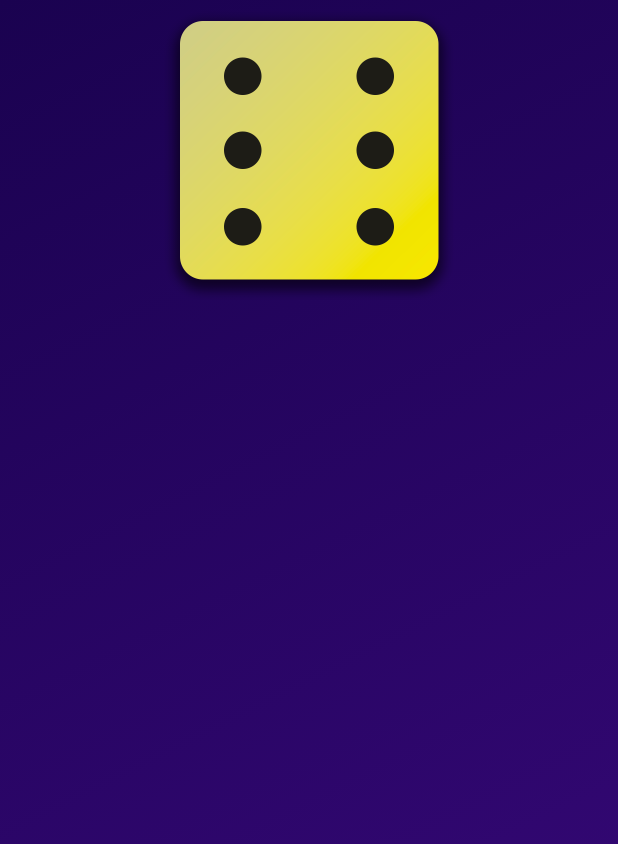
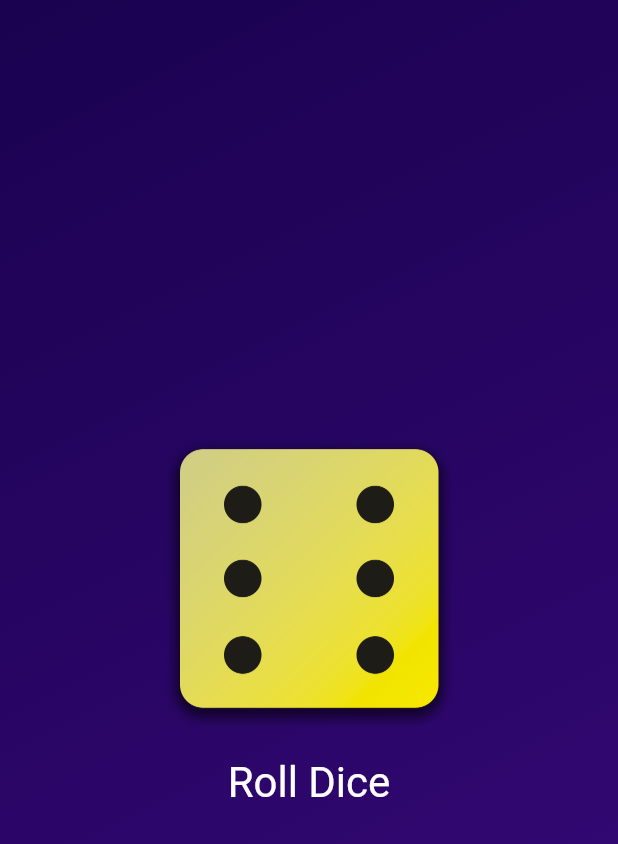
Before and after one commit to tharuAnish/Flutter-RollDiceApp, a Flutter app: the screen it shows after launch, on a phone screen of 412 x 824 dp. Shown: the top 844 px of the screen. Run offline on Flutter 3.47's test engine with Material 2 defaults, Android fonts, the phone set to English and light mode, and no system bars.

Commit message:
button styling

```diff
--- a/lib/gradient_container.dart
+++ b/lib/gradient_container.dart
@@ -8,6 +8,8 @@ class GradientContainer extends StatelessWidget {
 
   final Color color1;
   final Color color2;
+
+  void rollDice() {}
 
   @override
   Widget build(context) {
@@ -23,11 +25,20 @@ class GradientContainer extends StatelessWidget {
         ),
       ),
       child: Center(
-          child: Column(children: [
+          child: Column(mainAxisSize: MainAxisSize.min, children: [
         Image.asset(
           'assets/images/dice-6.png',
           width: 200,
         ),
+        TextButton(
+            onPressed: rollDice,
+            style: TextButton.styleFrom(
+                padding: const EdgeInsets.only(
+                  top: 20,
+                ),
+                foregroundColor: Colors.white,
+                textStyle: const TextStyle(fontSize: 28)),
+            child: const Text('Roll Dice'))
       ])),
     );
   }
```
